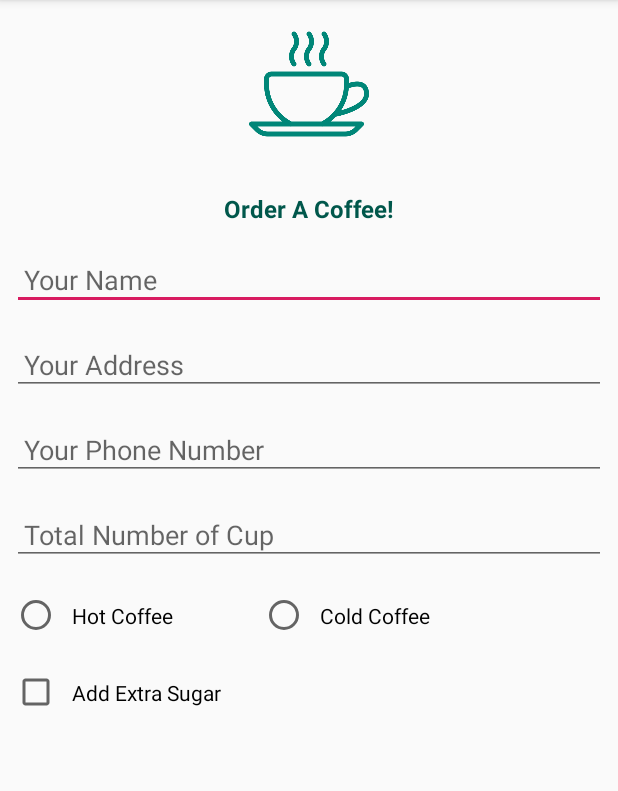
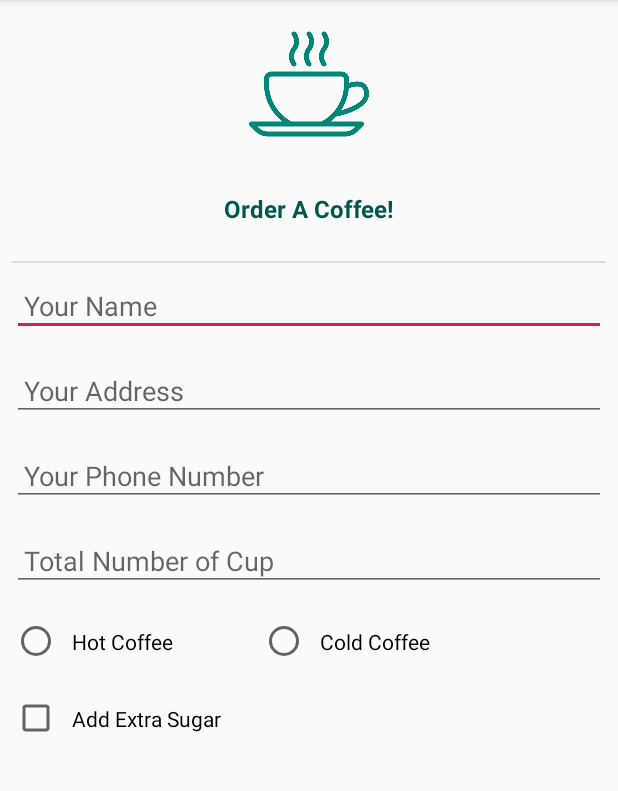
Before and after one commit to inverseai/Android_Academy, an Android app: the screen it shows after launch (MainActivity), on a phone screen of 412 x 824 dp, the part 84-875 px from its top. Run offline under Robolectric (Android 15) with nearby library versions, the phone set to English and light mode, and no system bars.

Commit message:
added horizontal divider

```diff
--- a/01.UIComponents/app/src/main/res/layout/activity_main.xml
+++ b/01.UIComponents/app/src/main/res/layout/activity_main.xml
@@ -26,6 +26,13 @@
         android:textSize="@dimen/default_font_size"
         android:textStyle="bold"
         android:textAlignment="center"/>
+
+    <View
+        android:id="@+id/divider"
+        android:layout_width="match_parent"
+        android:layout_height="1dp"
+        android:layout_margin="@dimen/default_margin_padding"
+        android:background="?android:attr/listDivider" />
 
     <EditText
         android:layout_width="match_parent"
```
